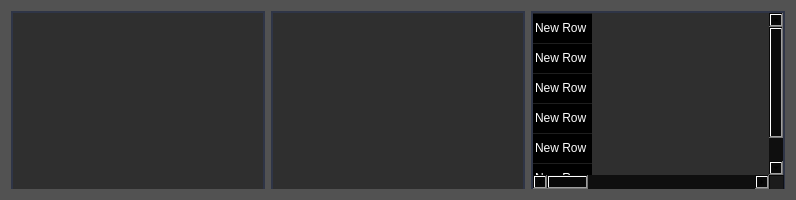
The window that gamestatstable.ui (nothanley/ModManager) describes before a commit, drawn with Qt 5.
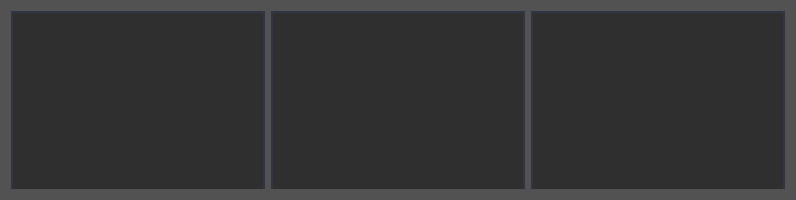
The same window after the commit.

```diff
--- a/gamestatstable.ui
+++ b/gamestatstable.ui
@@ -190,61 +190,6 @@
      <attribute name="verticalHeaderStretchLastSection">
       <bool>false</bool>
      </attribute>
-     <row>
-      <property name="text">
-       <string>New Row</string>
-      </property>
-     </row>
-     <row>
-      <property name="text">
-       <string>New Row</string>
-      </property>
-     </row>
-     <row>
-      <property name="text">
-       <string>New Row</string>
-      </property>
-     </row>
-     <row>
-      <property name="text">
-       <string>New Row</string>
-      </property>
-     </row>
-     <row>
-      <property name="text">
-       <string>New Row</string>
-      </property>
-     </row>
-     <row>
-      <property name="text">
-       <string>New Row</string>
-      </property>
-     </row>
-     <column>
-      <property name="text">
-       <string>New Column</string>
-      </property>
-     </column>
-     <column>
-      <property name="text">
-       <string>New Column</string>
-      </property>
-     </column>
-     <column>
-      <property name="text">
-       <string>New Column</string>
-      </property>
-     </column>
-     <column>
-      <property name="text">
-       <string>New Column</string>
-      </property>
-     </column>
-     <column>
-      <property name="text">
-       <string>New Column</string>
-      </property>
-     </column>
     </widget>
    </item>
   </layout>
```
Left out of the diff: 2 changed lines with no effect on the pictures.
